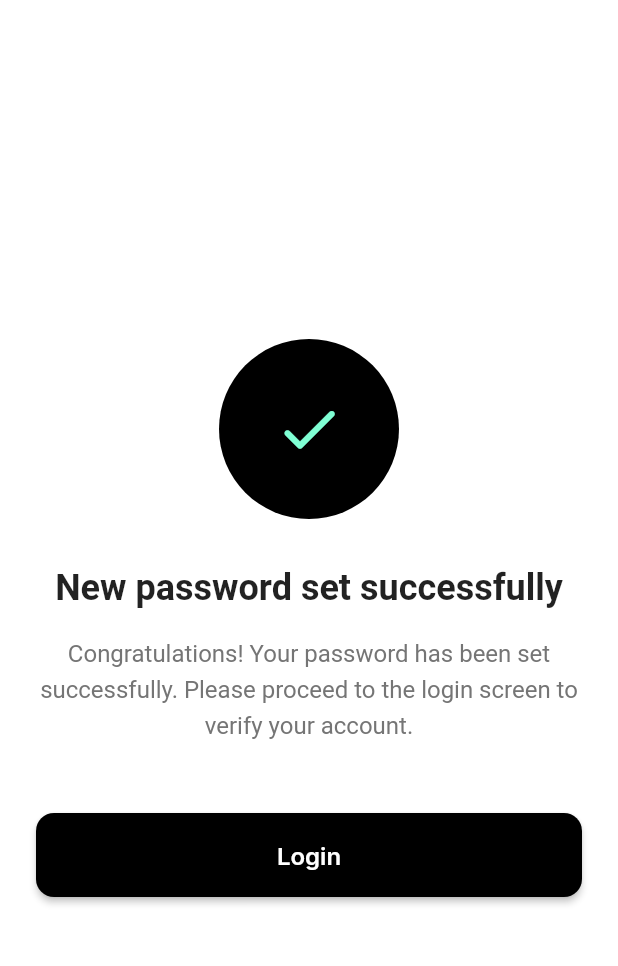
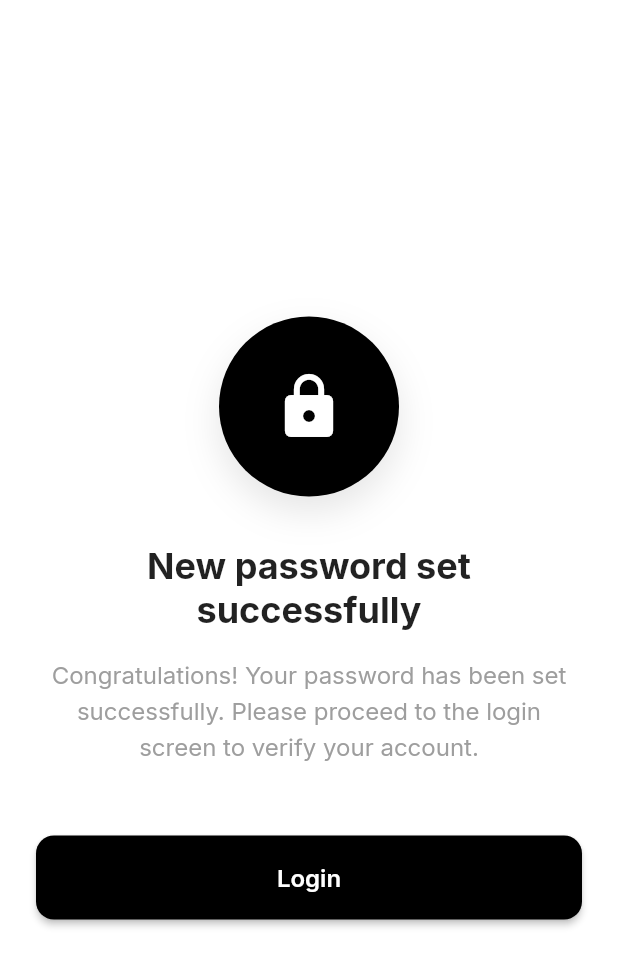
Before and after one commit to Deolinda1506/borderless-ecommerce-hub, a Flutter app: the PasswordSuccessScreen screen opened directly, on a phone screen of 412 x 824 dp. Shown: the top 966 px of the screen. Run offline on Flutter 3.47's test engine with Material 2 defaults, Android fonts, the phone set to English and light mode, and no system bars; our stand-ins replace flutter_svg, google_fonts, smooth_page_indicator.

Commit message:
Update password_success_screen.dart

```diff
--- a/borderless/lib/screens/password_success_screen.dart
+++ b/borderless/lib/screens/password_success_screen.dart
@@ -1,6 +1,6 @@
 import 'package:flutter/material.dart';
-import 'package:flutter_svg/flutter_svg.dart';
-import '../constants/app_colors.dart';
+import 'package:google_fonts/google_fonts.dart';
+import 'login_screen.dart';
 
 class PasswordSuccessScreen extends StatelessWidget {
   const PasswordSuccessScreen({super.key});
@@ -8,6 +8,7 @@ class PasswordSuccessScreen extends StatelessWidget {
   @override
   Widget build(BuildContext context) {
     return Scaffold(
+      backgroundColor: Colors.white,
       body: SafeArea(
         child: Padding(
           padding: const EdgeInsets.all(24),
@@ -18,21 +19,28 @@ class PasswordSuccessScreen extends StatelessWidget {
                 width: 120,
                 height: 120,
                 decoration: BoxDecoration(
-                  color: AppColors.black,
+                  color: Colors.black,
                   shape: BoxShape.circle,
+                  boxShadow: [
+                    BoxShadow(
+                      color: Colors.black.withOpacity(0.1),
+                      blurRadius: 20,
+                      offset: const Offset(0, 10),
+                    ),
+                  ],
                 ),
-                child: Center(
+                child: const Center(
                   child: Icon(
-                    Icons.check_rounded,
-                    color: AppColors.primary,
+                    Icons.lock,
+                    color: Colors.white,
                     size: 48,
                   ),
                 ),
               ),
               const SizedBox(height: 32),
-              const Text(
+              Text(
                 'New password set successfully',
-                style: TextStyle(
+                style: GoogleFonts.inter(
                   fontSize: 24,
                   fontWeight: FontWeight.bold,
                 ),
@@ -41,23 +49,41 @@ class PasswordSuccessScreen extends StatelessWidget {
               const SizedBox(height: 16),
               Text(
                 'Congratulations! Your password has been set successfully. Please proceed to the login screen to verify your account.',
-                style: TextStyle(
-                  color: AppColors.grey,
+                style: GoogleFonts.inter(
                   fontSize: 16,
+                  color: Colors.grey,
                   height: 1.5,
                 ),
                 textAlign: TextAlign.center,
               ),
               const SizedBox(height: 48),
-              ElevatedButton(
-                onPressed: () {
-                  // Navigate to login screen and clear stack
-                  Navigator.of(context).pushNamedAndRemoveUntil(
-                    '/login',
-                    (route) => false,
-                  );
-                },
-                child: const Text('Login'),
+              SizedBox(
+                width: double.infinity,
+                child: ElevatedButton(
+                  onPressed: () {
+                    Navigator.pushAndRemoveUntil(
+                      context,
+                      MaterialPageRoute(
+                        builder: (context) => const LoginScreen(),
+                      ),
+                      (route) => false,
+                    );
+                  },
+                  style: ElevatedButton.styleFrom(
+                    backgroundColor: Colors.black,
+                    shape: RoundedRectangleBorder(
+                      borderRadius: BorderRadius.circular(12),
+                    ),
+                    padding: const EdgeInsets.symmetric(vertical: 16),
+                  ),
+                  child: Text(
+                    'Login',
+                    style: GoogleFonts.inter(
+                      fontSize: 16,
+                      fontWeight: FontWeight.w600,
+                    ),
+                  ),
+                ),
               ),
             ],
           ),
```
